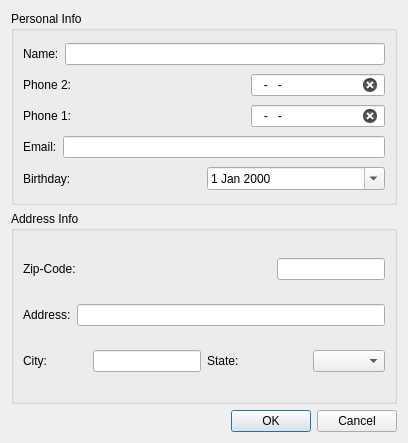
pliniofpa/Profiles_Project, file newcustomerdialog.ui: the form before one commit.
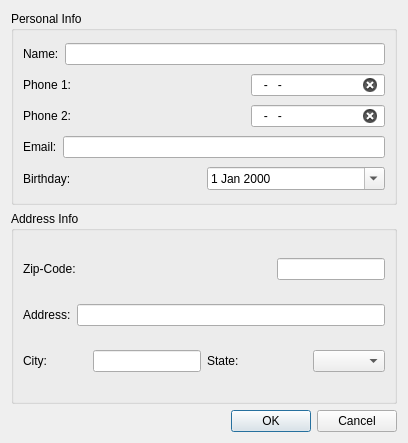
The form after the commit.

Diff of the .ui file:
```diff
--- a/newcustomerdialog.ui
+++ b/newcustomerdialog.ui
@@ -45,11 +45,11 @@
        </layout>
       </item>
       <item>
-       <layout class="QHBoxLayout" name="horizontalLayout_3">
+       <layout class="QHBoxLayout" name="horizontalLayout_2">
         <item alignment="Qt::AlignLeft">
-         <widget class="QLabel" name="label_3">
+         <widget class="QLabel" name="label_2">
           <property name="text">
-           <string>Phone 2: </string>
+           <string>Phone 1: </string>
           </property>
           <property name="buddy">
            <cstring>phone2_lineEdit_3</cstring>
@@ -57,7 +57,7 @@
          </widget>
         </item>
         <item alignment="Qt::AlignRight">
-         <widget class="QLineEdit" name="phone2_lineEdit_3">
+         <widget class="QLineEdit" name="phone1_lineEdit_2">
           <property name="inputMask">
            <string>999-999-9999</string>
           </property>
@@ -69,11 +69,11 @@
        </layout>
       </item>
       <item>
-       <layout class="QHBoxLayout" name="horizontalLayout_2">
+       <layout class="QHBoxLayout" name="horizontalLayout_3">
         <item alignment="Qt::AlignLeft">
-         <widget class="QLabel" name="label_2">
+         <widget class="QLabel" name="label_3">
           <property name="text">
-           <string>Phone 1: </string>
+           <string>Phone 2: </string>
           </property>
           <property name="buddy">
            <cstring>phone1_lineEdit_2</cstring>
@@ -81,7 +81,7 @@
          </widget>
         </item>
         <item alignment="Qt::AlignRight">
-         <widget class="QLineEdit" name="phone1_lineEdit_2">
+         <widget class="QLineEdit" name="phone2_lineEdit_3">
           <property name="inputMask">
            <string>999-999-9999</string>
           </property>
```
Left out of the diff: 4 changed lines with no effect on the pictures.
